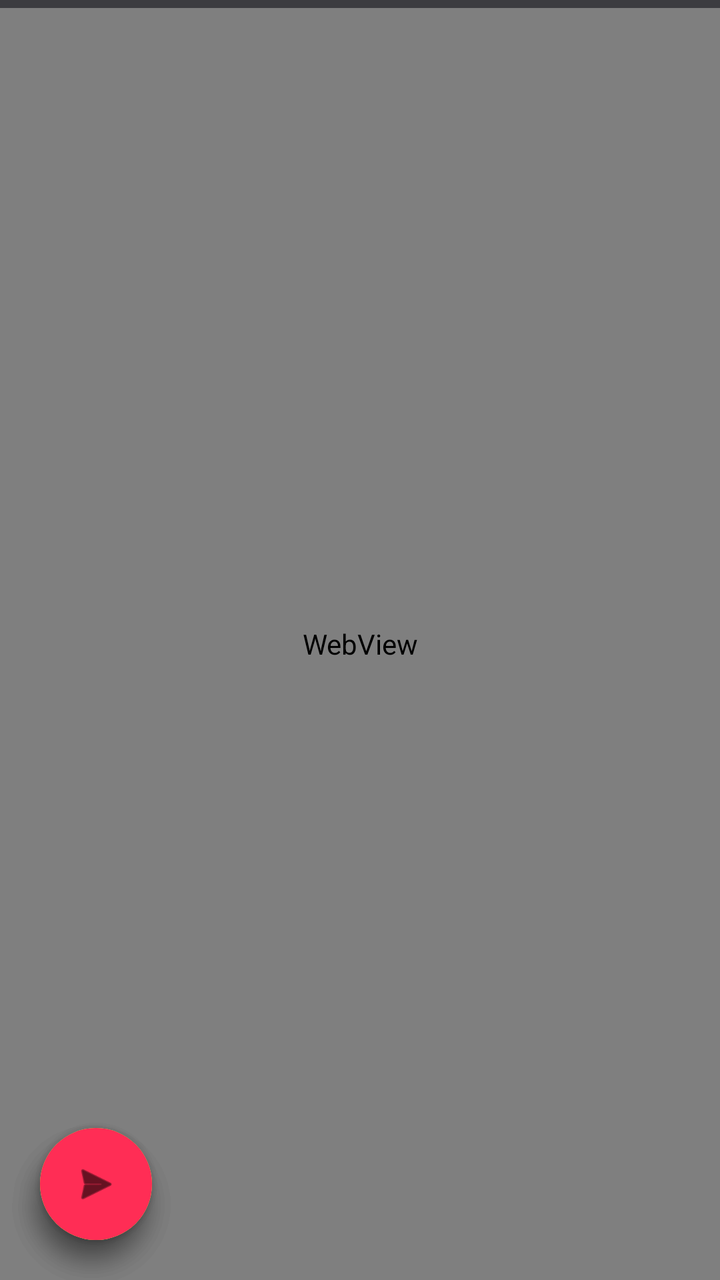
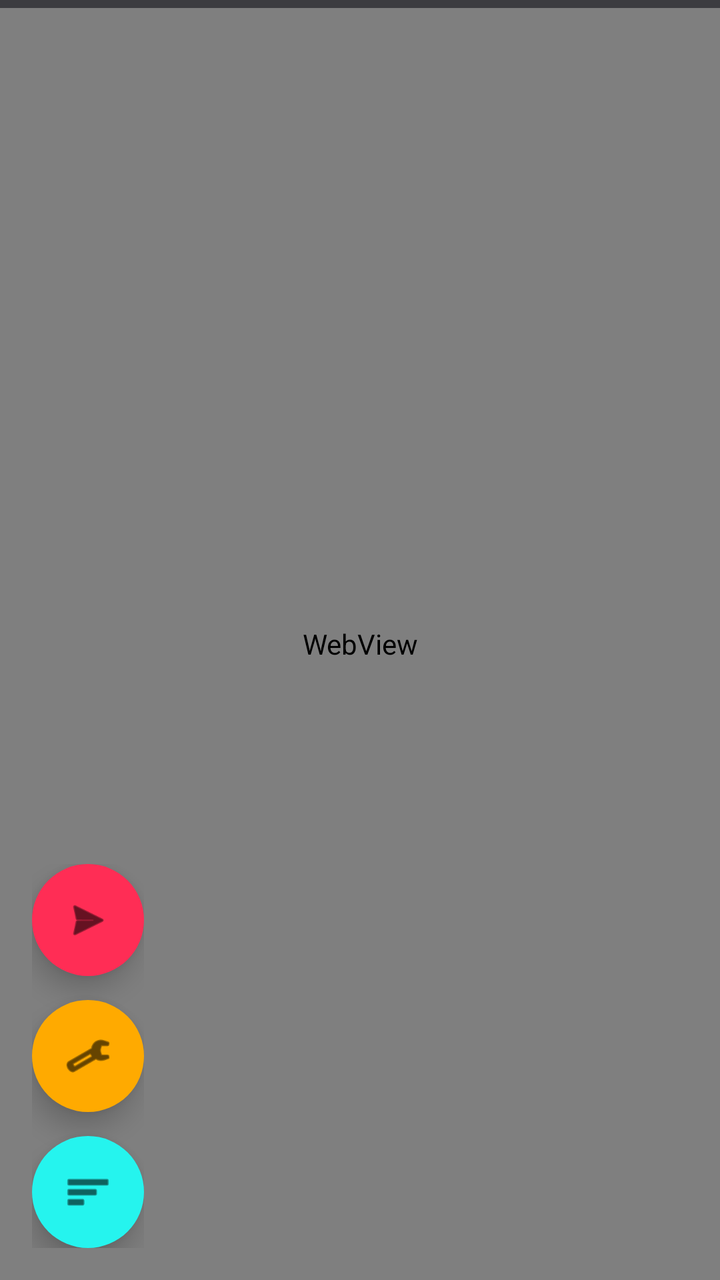

An Android layout rendered at two revisions. The XML below is the earlier revision; the diff shows what the commit changed to produce the second picture.
<!-- AndroidManifest.xml: application theme Theme.App -->
<!-- res/layout/activity_main.xml -->
<?xml version="1.0" encoding="utf-8"?>
<FrameLayout xmlns:android="http://schemas.android.com/apk/res/android"
    android:layout_width="match_parent"
    android:layout_height="match_parent"
    android:background="#07070d">

    <LinearLayout
        android:layout_width="match_parent"
        android:layout_height="match_parent"
        android:orientation="vertical">

        <ProgressBar
            android:id="@+id/progressBar"
            style="?android:attr/progressBarStyleHorizontal"
            android:layout_width="match_parent"
            android:layout_height="4dp"
            android:max="100"
            android:progress="0"
            android:progressTint="#ff2d55" />

        <FrameLayout
            android:layout_width="match_parent"
            android:layout_height="0dp"
            android:layout_weight="1">

            <WebView
                android:id="@+id/webview"
                android:layout_width="match_parent"
                android:layout_height="match_parent" />

            <TextView
                android:id="@+id/errorView"
                android:layout_width="match_parent"
                android:layout_height="match_parent"
                android:gravity="center"
                android:padding="24dp"
                android:text="تعذّر تحميل التطبيق.\n\nتأكد من اتصالك بالإنترنت ثم أعد فتح التطبيق."
                android:textColor="#ff4d6d"
                android:textSize="16sp"
                android:visibility="gone" />

        </FrameLayout>
    </LinearLayout>

    
    <com.google.android.material.floatingactionbutton.FloatingActionButton
        android:id="@+id/fabDatabase"
        android:layout_width="wrap_content"
        android:layout_height="wrap_content"
        android:layout_gravity="bottom|left"
        android:layout_margin="20dp"
        android:src="@android:drawable/ic_menu_sort_by_size"
        android:backgroundTint="#25f4ee"
        android:contentDescription="مراقبة قاعدة البيانات"
        android:tint="#000000"
        app:borderWidth="0dp"
        app:elevation="8dp"
        xmlns:app="http://schemas.android.com/apk/res-auto" />

    
    <com.google.android.material.floatingactionbutton.FloatingActionButton
        android:id="@+id/fabLogin"
        android:layout_width="wrap_content"
        android:layout_height="wrap_content"
        android:layout_gravity="bottom|left"
        android:layout_margin="20dp"
        android:layout_marginBottom="84dp"
        android:src="@android:drawable/ic_menu_manage"
        android:backgroundTint="#ffaa00"
        android:contentDescription="تسجيل الدخول عبر sessionid"
        android:tint="#000000"
        app:borderWidth="0dp"
        app:elevation="8dp"
        xmlns:app="http://schemas.android.com/apk/res-auto" />

    
    <com.google.android.material.floatingactionbutton.FloatingActionButton
        android:id="@+id/fabInteract"
        android:layout_width="wrap_content"
        android:layout_height="wrap_content"
        android:layout_gravity="bottom|left"
        android:layout_margin="20dp"
        android:layout_marginBottom="168dp"
        android:src="@android:drawable/ic_menu_send"
        android:backgroundTint="#ff2d55"
        android:contentDescription="تفاعل تلقائي"
        android:tint="#ffffff"
        app:borderWidth="0dp"
        app:elevation="8dp"
        xmlns:app="http://schemas.android.com/apk/res-auto" />

</FrameLayout>
<!-- resources referenced by this layout -->
<resources>
  <style name="Theme.App" parent="Theme.MaterialComponents.NoActionBar">
          <item name="android:windowBackground">@color/colorBackground</item>
          <item name="colorPrimary">@color/colorPrimary</item>
          <item name="colorPrimaryDark">@color/colorPrimaryDark</item>
          <item name="colorAccent">@color/colorAccent</item>
          <item name="android:statusBarColor">@color/colorPrimary</item>
          <item name="android:windowLightStatusBar">false</item>
      </style>
  <color name="colorBackground">#07070D</color>
  <color name="colorPrimary">#FF2D55</color>
  <color name="colorPrimaryDark">#FF0050</color>
  <color name="colorAccent">#25F4EE</color>
</resources>

<!-- the commit's change to res/layout/activity_main.xml (unified diff, before → after) -->
@@ -1,5 +1,6 @@
 <?xml version="1.0" encoding="utf-8"?>
 <FrameLayout xmlns:android="http://schemas.android.com/apk/res/android"
+    xmlns:app="http://schemas.android.com/apk/res-auto"
     android:layout_width="match_parent"
     android:layout_height="match_parent"
     android:background="#07070d">
@@ -34,7 +35,7 @@
                 android:layout_height="match_parent"
                 android:gravity="center"
                 android:padding="24dp"
-                android:text="تعذّر تحميل التطبيق.\n\nتأكد من اتصالك بالإنترنت ثم أعد فتح التطبيق."
+                android:text="Failed to load.\nCheck internet connection."
                 android:textColor="#ff4d6d"
                 android:textSize="16sp"
                 android:visibility="gone" />
@@ -42,51 +43,52 @@
         </FrameLayout>
     </LinearLayout>
 
-    
-    <com.google.android.material.floatingactionbutton.FloatingActionButton
-        android:id="@+id/fabDatabase"
+    <LinearLayout
         android:layout_width="wrap_content"
         android:layout_height="wrap_content"
-        android:layout_gravity="bottom|left"
-        android:layout_margin="20dp"
-        android:src="@android:drawable/ic_menu_sort_by_size"
-        android:backgroundTint="#25f4ee"
-        android:contentDescription="مراقبة قاعدة البيانات"
-        android:tint="#000000"
-        app:borderWidth="0dp"
-        app:elevation="8dp"
-        xmlns:app="http://schemas.android.com/apk/res-auto" />
+        android:layout_gravity="bottom|start"
+        android:orientation="vertical"
+        android:padding="16dp">
 
-    
-    <com.google.android.material.floatingactionbutton.FloatingActionButton
-        android:id="@+id/fabLogin"
-        android:layout_width="wrap_content"
-        android:layout_height="wrap_content"
-        android:layout_gravity="bottom|left"
-        android:layout_margin="20dp"
-        android:layout_marginBottom="84dp"
-        android:src="@android:drawable/ic_menu_manage"
-        android:backgroundTint="#ffaa00"
-        android:contentDescription="تسجيل الدخول عبر sessionid"
-        android:tint="#000000"
-        app:borderWidth="0dp"
-        app:elevation="8dp"
-        xmlns:app="http://schemas.android.com/apk/res-auto" />
+        <com.google.android.material.floatingactionbutton.FloatingActionButton
+            android:id="@+id/fabInteract"
+            android:layout_width="wrap_content"
+            android:layout_height="wrap_content"
+            android:layout_marginBottom="12dp"
+            android:src="@android:drawable/ic_menu_send"
+            android:backgroundTint="#ff2d55"
+            android:contentDescription="Open URL in-app"
+            android:tint="#ffffff"
+            app:borderWidth="0dp"
+            app:elevation="8dp"
+            app:fabSize="normal" />
 
-    
-    <com.google.android.material.floatingactionbutton.FloatingActionButton
-        android:id="@+id/fabInteract"
-        android:layout_width="wrap_content"
-        android:layout_height="wrap_content"
-        android:layout_gravity="bottom|left"
-        android:layout_margin="20dp"
-        android:layout_marginBottom="168dp"
-        android:src="@android:drawable/ic_menu_send"
-        android:backgroundTint="#ff2d55"
-        android:contentDescription="تفاعل تلقائي"
-        android:tint="#ffffff"
-        app:borderWidth="0dp"
-        app:elevation="8dp"
-        xmlns:app="http://schemas.android.com/apk/res-auto" />
+        <com.google.android.material.floatingactionbutton.FloatingActionButton
+            android:id="@+id/fabLogin"
+            android:layout_width="wrap_content"
+            android:layout_height="wrap_content"
+            android:layout_marginBottom="12dp"
+            android:src="@android:drawable/ic_menu_manage"
+            android:backgroundTint="#ffaa00"
+            android:contentDescription="Login to TikTok"
+            android:tint="#000000"
+            app:borderWidth="0dp"
+            app:elevation="8dp"
+            app:fabSize="normal" />
+
+        <com.google.android.material.floatingactionbutton.FloatingActionButton
+            android:id="@+id/fabDatabase"
+            android:layout_width="wrap_content"
+            android:layout_height="wrap_content"
+            android:layout_marginBottom="0dp"
+            android:src="@android:drawable/ic_menu_sort_by_size"
+            android:backgroundTint="#25f4ee"
+            android:contentDescription="Database — long press for tools"
+            android:tint="#000000"
+            app:borderWidth="0dp"
+            app:elevation="8dp"
+            app:fabSize="normal" />
+
+    </LinearLayout>
 
 </FrameLayout>
